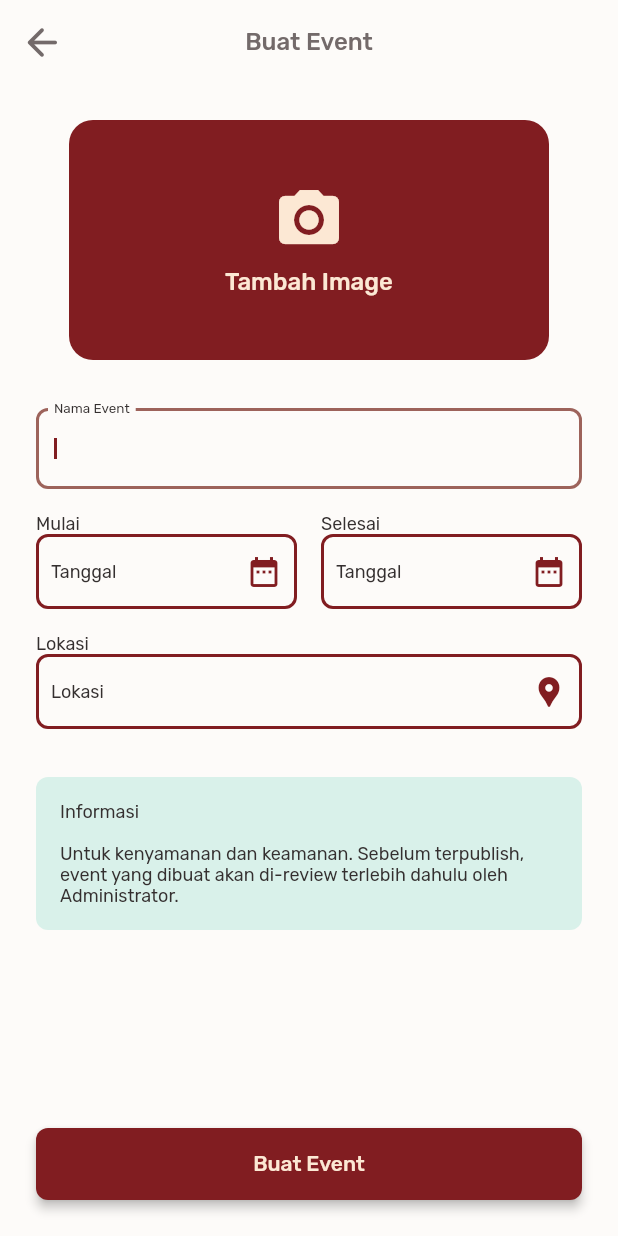
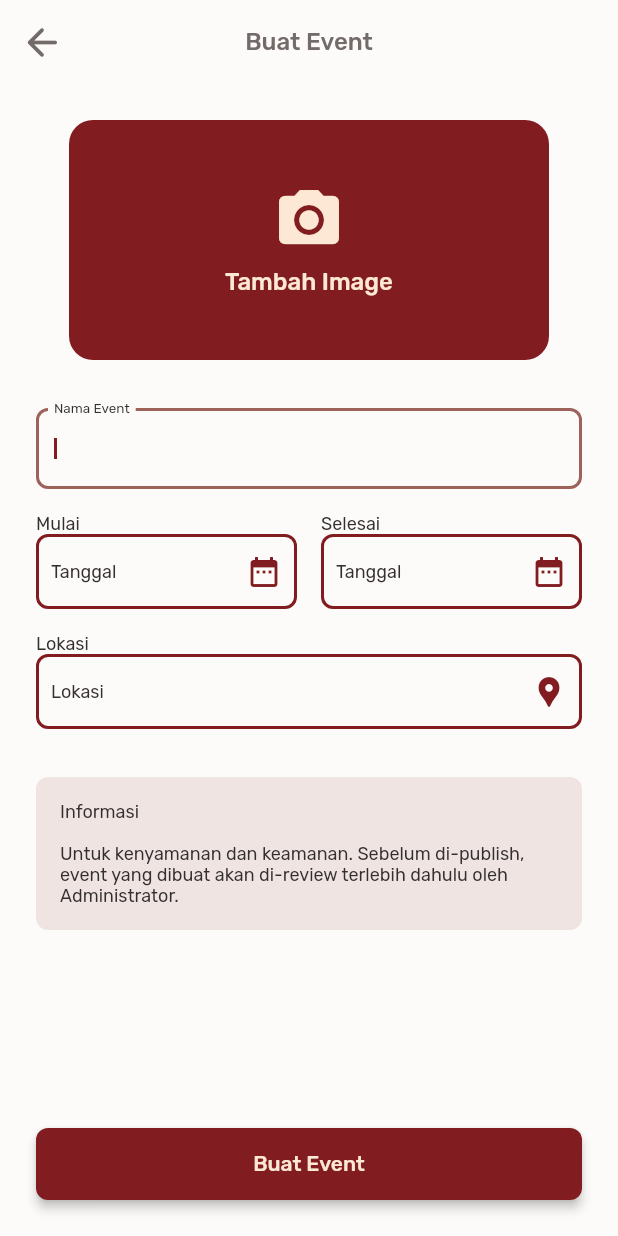
Before and after one commit to glenrynaldyhermanus/waroenk21, a Flutter app: the CreateEventWidget screen opened by its route, on a phone screen of 412 x 824 dp. Run offline on Flutter 3.47's test engine with Material 2 defaults, Android fonts, the phone set to English and light mode, and no system bars; drawn by our look-alikes of auto_size_text; our stand-ins replace csv, file_picker, floating_bottom_navigation_bar, flutter_secure_storage, font_awesome_flutter, from_css_color and 12 more; missing offline and left inert: blurhash_dart, flutter_google_places, google_api_headers, google_maps_webservice, json_path, mime_type; accounts and stored records are empty; statements that could not run were skipped.

Commit message:
Updating to latest FlutterFlow output.

```diff
--- a/lib/pages/events/create_event/create_event_widget.dart
+++ b/lib/pages/events/create_event/create_event_widget.dart
@@ -543,14 +543,14 @@ class _CreateEventWidgetState extends State<CreateEventWidget> {
                                 child: Container(
                                   width: 100.0,
                                   decoration: BoxDecoration(
-                                    color: Color(0xFFD9F1EA),
+                                    color: Color(0x1A811D21),
                                     borderRadius: BorderRadius.circular(8.0),
                                   ),
                                   child: Padding(
                                     padding: EdgeInsetsDirectional.fromSTEB(
                                         16.0, 16.0, 16.0, 16.0),
                                     child: Text(
-                                      'Informasi\n\nUntuk kenyamanan dan keamanan. Sebelum terpublish, event yang dibuat akan di-review terlebih dahulu oleh Administrator.',
+                                      'Informasi\n\nUntuk kenyamanan dan keamanan. Sebelum di-publish, event yang dibuat akan di-review terlebih dahulu oleh Administrator.',
                                       style: FlutterFlowTheme.of(context)
                                           .bodyMedium,
                                     ),
```
